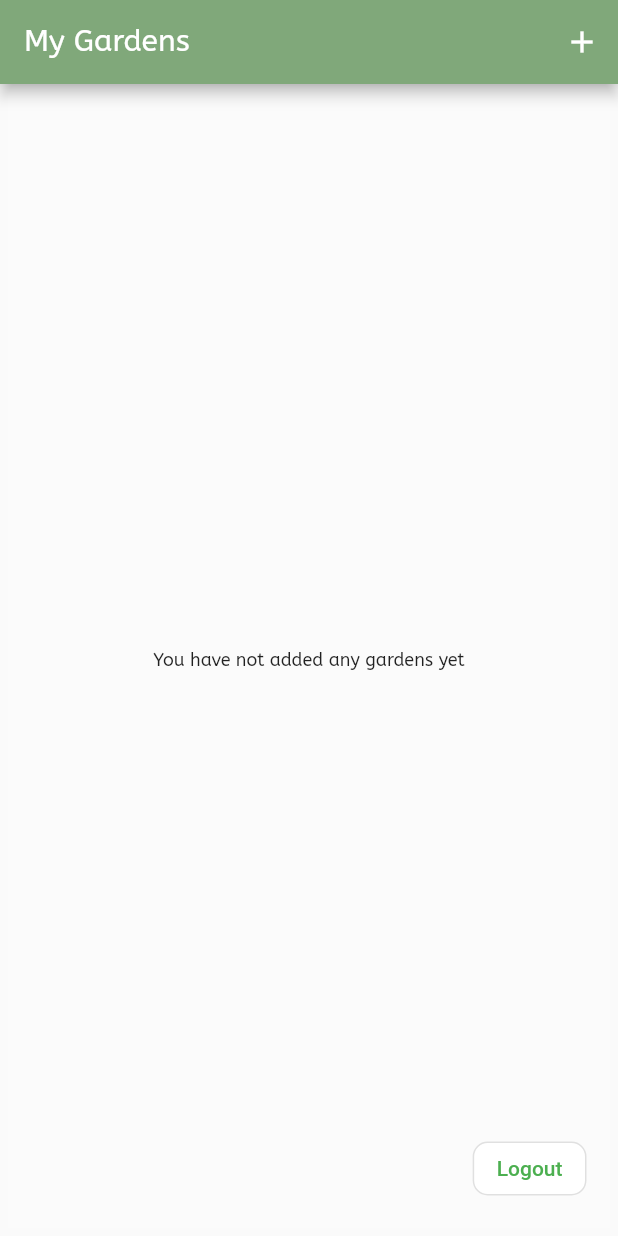
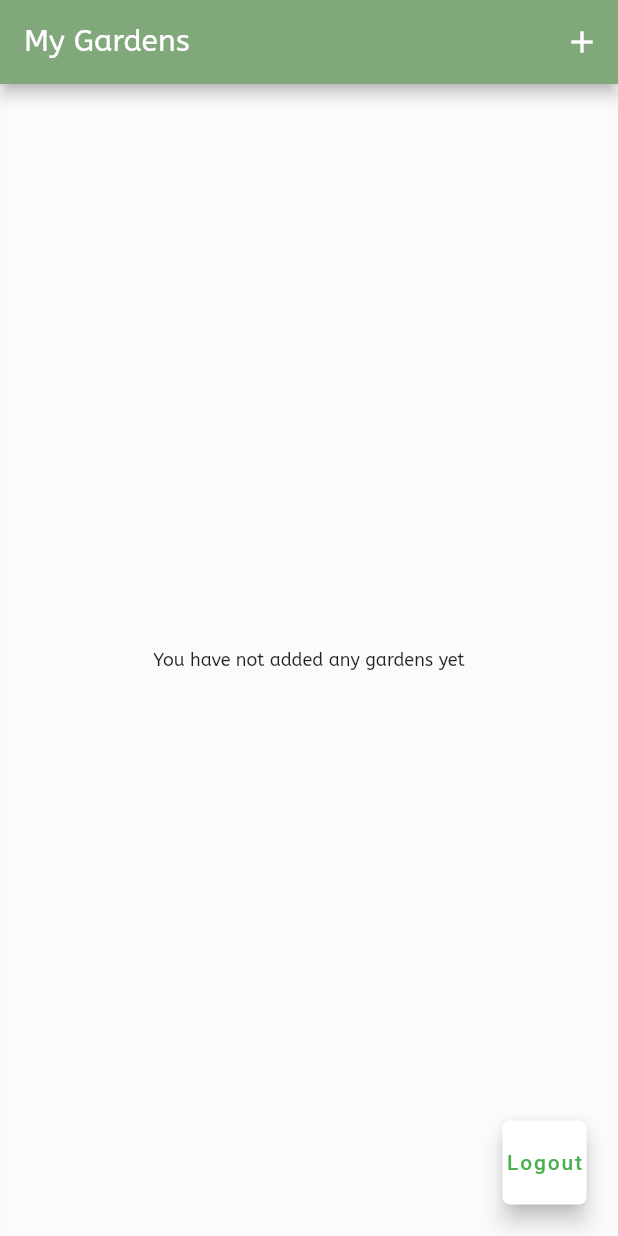
Before and after one commit to JamieLazer/Harvest-Application-Repo, a Flutter app: the UserGardensPage screen opened directly with empty values, on a phone screen of 412 x 824 dp. Run offline on Flutter 3.47's test engine with Material 2 defaults, Android fonts, the phone set to English and light mode, and no system bars; our stand-ins replace email_validator, syncfusion_flutter_charts; missing offline and left inert: dart:ffi, mysql1.

Commit message:
Check coverage

```diff
--- a/lib/views/UserGardensPage.dart
+++ b/lib/views/UserGardensPage.dart
@@ -26,10 +26,12 @@ class UserGardensPage extends StatelessWidget {
         title: const Text('My Gardens',
           style: welcomePageText
           ),
+        key: Key("myGardenskey"),
         backgroundColor: primaryColour,
         automaticallyImplyLeading: false, //remove back
         actions: <Widget>[
           IconButton(
+            key: Key("addGardenIcon"),
             icon: const Icon(Icons.add),
                 onPressed: () async {
                   //What happens when the + is tapped
@@ -151,28 +153,24 @@ class _UserGardensState extends State<UserGardensList> {
                 ),
               ),
         //logout button
-        floatingActionButton: Positioned(
-          bottom: 20,
-          right: 20,
-          child: OutlinedButton(
+          floatingActionButton: FloatingActionButton(
             onPressed: () {
               Navigator.pushReplacement(
                 context,
                 MaterialPageRoute(builder: (context) => const WelcomePage()),
               );
             },
-            style: OutlinedButton.styleFrom(
-              backgroundColor: Colors.white, // Button background color
-              shape: RoundedRectangleBorder(
-                borderRadius: BorderRadius.circular(10.0),
-              ),
+            backgroundColor: Colors.white,
+            foregroundColor: Colors.green,
+            shape: RoundedRectangleBorder(
+              borderRadius: BorderRadius.circular(5.0),
             ),
             child: Text(
               'Logout',
               style: TextStyle(color: Colors.green),
             ),
           ),
-        ),
+          floatingActionButtonLocation: FloatingActionButtonLocation.endFloat,
       ),
     );
   }
--- a/lib/views/WelcomePage.dart
+++ b/lib/views/WelcomePage.dart
@@ -7,6 +7,7 @@ class WelcomePage extends StatelessWidget {
   @override
   Widget build(BuildContext context) {
     return Container(
+      key: Key("container"),
       decoration: const BoxDecoration(
       image: DecorationImage(
         image: AssetImage("assets/images/welcome.gif"),
```
Also changed, not shown: 2 other files.
